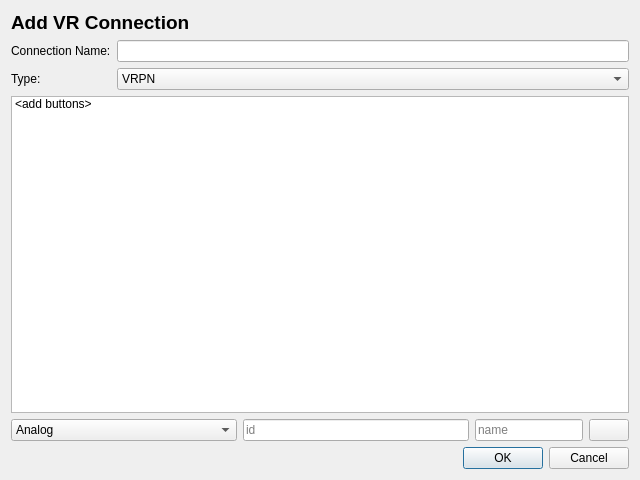
Qt form Plugins/VR/pqVRAddConnectionDialog.ui (Kitware/ParaView) before a commit.
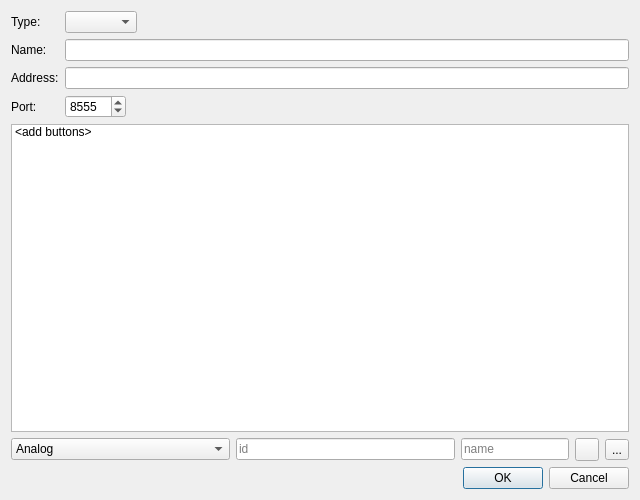
The same form after that commit. Icons and pictures are not drawn.

```diff
--- a/Plugins/VR/pqVRAddConnectionDialog.ui
+++ b/Plugins/VR/pqVRAddConnectionDialog.ui
@@ -7,24 +7,49 @@
     <x>0</x>
     <y>0</y>
     <width>640</width>
-    <height>480</height>
+    <height>500</height>
    </rect>
   </property>
+  <property name="sizePolicy">
+   <sizepolicy hsizetype="Preferred" vsizetype="Preferred">
+    <horstretch>0</horstretch>
+    <verstretch>0</verstretch>
+   </sizepolicy>
+  </property>
   <property name="windowTitle">
    <string>Dialog</string>
   </property>
-  <layout class="QGridLayout" name="gridLayout">
-   <item row="0" column="0" colspan="2">
-    <widget class="QLabel" name="label">
+  <layout class="QFormLayout" name="formLayout">
+   <property name="fieldGrowthPolicy">
+    <enum>QFormLayout::ExpandingFieldsGrow</enum>
+   </property>
+   <item row="0" column="0">
+    <widget class="QLabel" name="label_2">
      <property name="text">
-      <string>&lt;html&gt;&lt;head/&gt;&lt;body&gt;&lt;p&gt;&lt;span style=&quot; font-size:14pt; font-weight:600;&quot;&gt;Add VR Connection&lt;/span&gt;&lt;/p&gt;&lt;/body&gt;&lt;/html&gt;</string>
+      <string>Type:</string>
+     </property>
+    </widget>
+   </item>
+   <item row="0" column="1">
+    <widget class="QComboBox" name="connectionType">
+     <property name="sizePolicy">
+      <sizepolicy hsizetype="Preferred" vsizetype="Fixed">
+       <horstretch>0</horstretch>
+       <verstretch>0</verstretch>
+      </sizepolicy>
      </property>
     </widget>
    </item>
    <item row="1" column="0">
     <widget class="QLabel" name="label_3">
+     <property name="sizePolicy">
+      <sizepolicy hsizetype="Preferred" vsizetype="Preferred">
+       <horstretch>0</horstretch>
+       <verstretch>0</verstretch>
+      </sizepolicy>
+     </property>
      <property name="text">
-      <string>Connection Name:</string>
+      <string>Name:</string>
      </property>
     </widget>
    </item>
@@ -32,28 +57,40 @@
     <widget class="QLineEdit" name="connectionName"/>
    </item>
    <item row="2" column="0">
-    <widget class="QLabel" name="label_2">
+    <widget class="QLabel" name="label_4">
      <property name="text">
-      <string>Type:</string>
+      <string>Address:</string>
      </property>
     </widget>
    </item>
    <item row="2" column="1">
-    <widget class="QComboBox" name="comboBox">
-     <item>
-      <property name="text">
-       <string>VRPN</string>
-      </property>
-     </item>
-     <item>
-      <property name="text">
-       <string>VRUI</string>
-      </property>
-     </item>
+    <widget class="QLineEdit" name="connectionAddress"/>
+   </item>
+   <item row="4" column="0">
+    <widget class="QLabel" name="portLabel">
+     <property name="text">
+      <string>Port:</string>
+     </property>
     </widget>
    </item>
-   <item row="3" column="0" colspan="2">
+   <item row="4" column="1">
+    <widget class="QSpinBox" name="connectionPort">
+     <property name="maximum">
+      <number>99999</number>
+     </property>
+     <property name="value">
+      <number>8555</number>
+     </property>
+    </widget>
+   </item>
+   <item row="5" column="0" colspan="2">
     <widget class="QListWidget" name="listWidget">
+     <property name="sizePolicy">
+      <sizepolicy hsizetype="Expanding" vsizetype="Expanding">
+       <horstretch>0</horstretch>
+       <verstretch>1</verstretch>
+      </sizepolicy>
+     </property>
      <item>
       <property name="text">
        <string>&lt;add buttons&gt;</string>
@@ -61,8 +98,8 @@
      </item>
     </widget>
    </item>
-   <item row="4" column="0" colspan="2">
-    <layout class="QHBoxLayout" name="horizontalLayout" stretch="1,1,0,0">
+   <item row="6" column="0" colspan="2">
+    <layout class="QHBoxLayout" name="horizontalLayout" stretch="1,1,0,0,0">
      <item>
       <widget class="QComboBox" name="comboBox_2">
        <item>
@@ -97,7 +134,7 @@
       </widget>
      </item>
      <item>
-      <widget class="QPushButton" name="pushButton">
+      <widget class="QToolButton" name="insertInput">
        <property name="text">
         <string/>
        </property>
@@ -107,9 +144,20 @@
        </property>
       </widget>
      </item>
+     <item>
+      <widget class="QToolButton" name="eraseInput">
+       <property name="text">
+        <string>...</string>
+       </property>
+       <property name="icon">
+        <iconset resource="../../Qt/Widgets/Resources/QtWidgets.qrc">
+         <normaloff>:/QtWidgets/Icons/pqMinus16.png</normaloff>:/QtWidgets/Icons/pqMinus16.png</iconset>
+       </property>
+      </widget>
+     </item>
     </layout>
    </item>
-   <item row="5" column="0" colspan="2">
+   <item row="7" column="0" colspan="2">
     <widget class="QDialogButtonBox" name="buttonBox">
      <property name="orientation">
       <enum>Qt::Horizontal</enum>
@@ -117,6 +165,9 @@
      <property name="standardButtons">
       <set>QDialogButtonBox::Cancel|QDialogButtonBox::Ok</set>
      </property>
+     <property name="centerButtons">
+      <bool>false</bool>
+     </property>
     </widget>
    </item>
   </layout>
```
Left out of the diff: 48 changed lines with no effect on the pictures.
